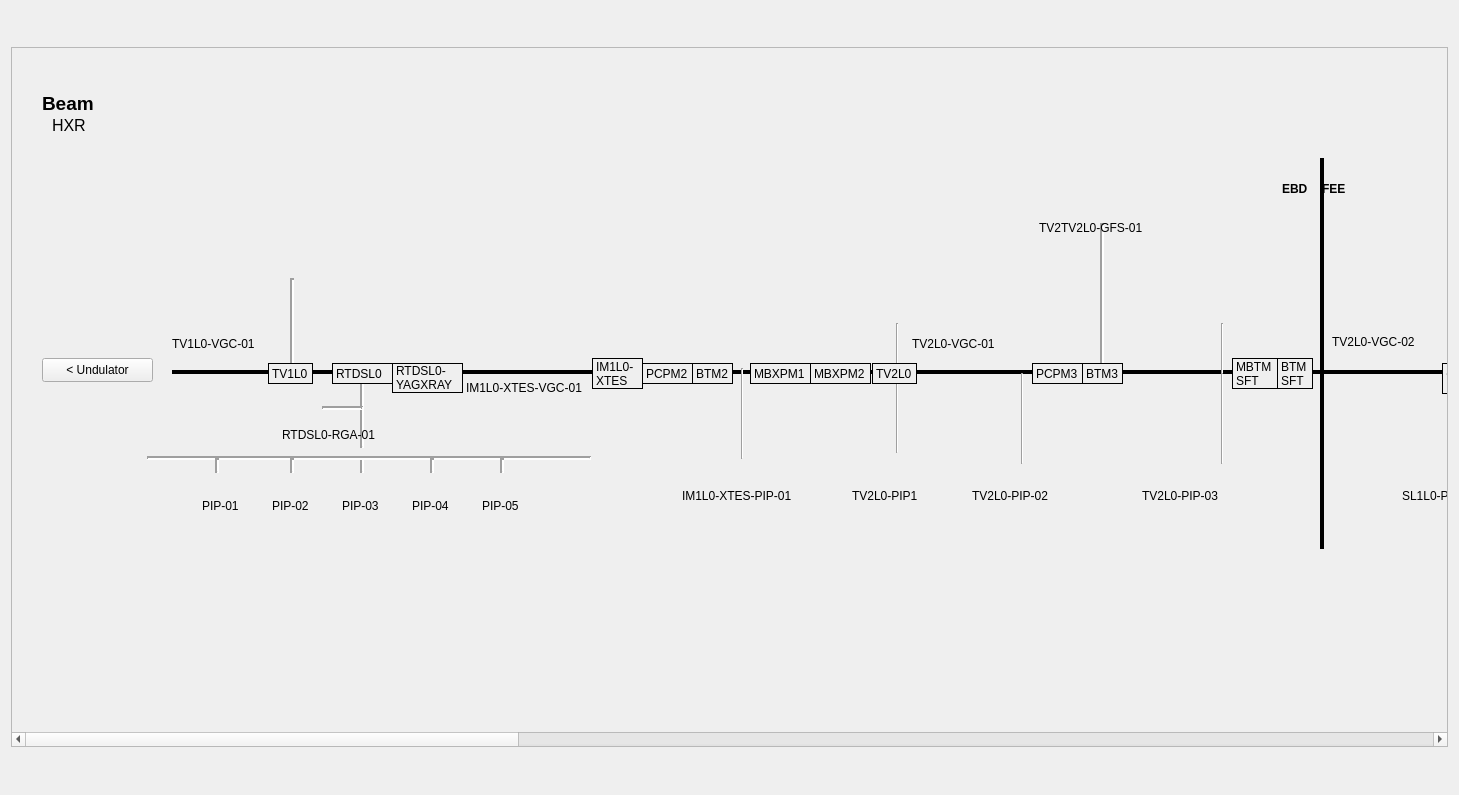
Before: the Qt Designer form screens/hxr-vac-dev.ui in pcdshub/lcls-pydm-vacuum, drawn with Qt 5.
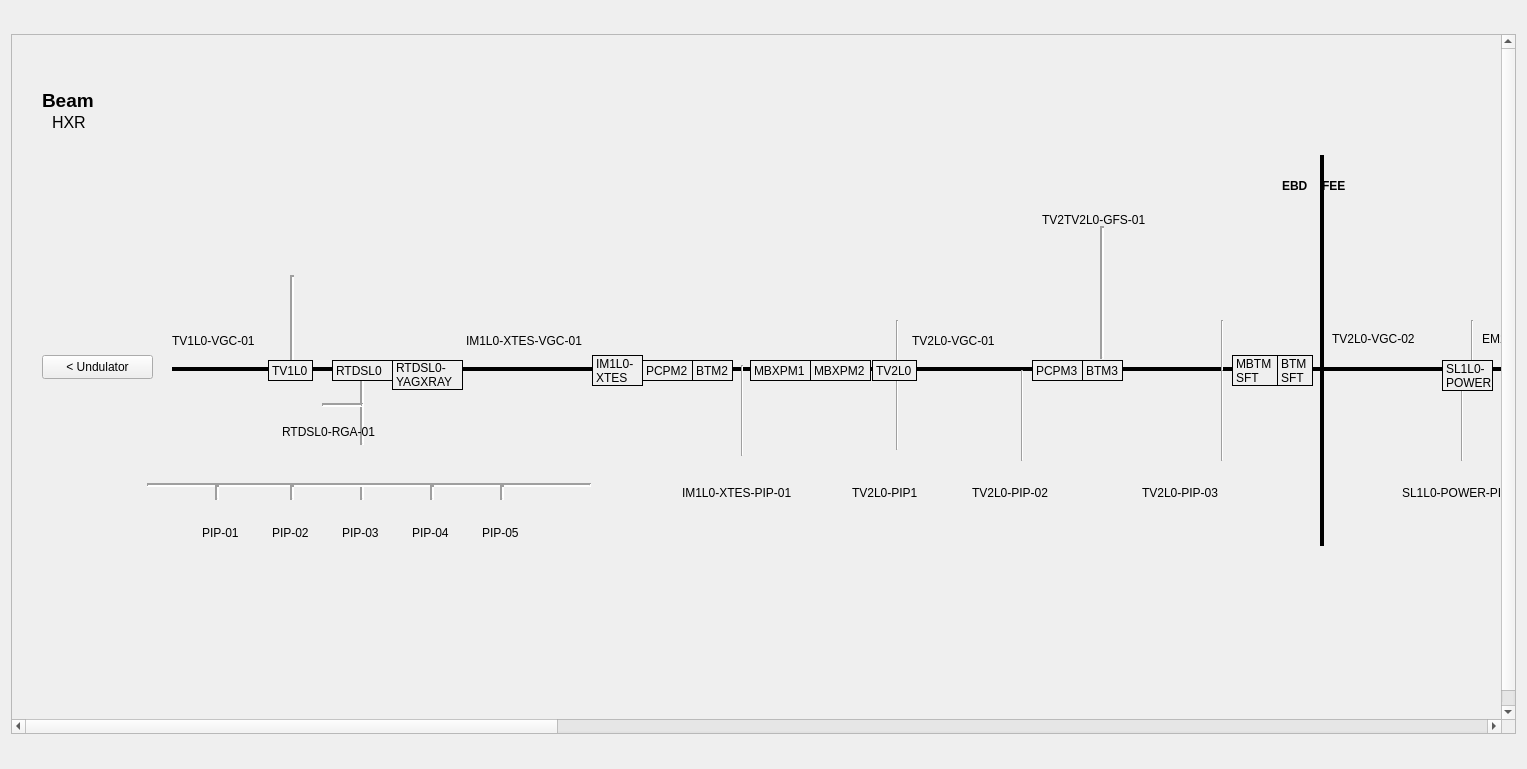
After: the same form once the commit is applied. Icons and pictures are not drawn. Custom widgets are drawn as their Qt base class.

Commit message: STY: makes taller and starts to make all controls vertical

```diff
--- a/screens/hxr-vac-dev.ui
+++ b/screens/hxr-vac-dev.ui
@@ -6,8 +6,8 @@
    <rect>
     <x>0</x>
     <y>0</y>
-    <width>1459</width>
-    <height>795</height>
+    <width>1527</width>
+    <height>769</height>
    </rect>
   </property>
   <property name="sizePolicy">
@@ -382,16 +382,16 @@
           <x>0</x>
           <y>0</y>
           <width>5100</width>
-          <height>585</height>
+          <height>700</height>
          </rect>
         </property>
         <widget class="PneumaticValve" name="TV1L0_VGC_01">
          <property name="geometry">
           <rect>
            <x>150</x>
-           <y>305</y>
-           <width>111</width>
-           <height>91</height>
+           <y>315</y>
+           <width>71</width>
+           <height>131</height>
           </rect>
          </property>
          <property name="toolTip">
@@ -408,7 +408,7 @@
          <property name="geometry">
           <rect>
            <x>320</x>
-           <y>315</y>
+           <y>325</y>
            <width>61</width>
            <height>21</height>
           </rect>
@@ -430,7 +430,7 @@
          <property name="geometry">
           <rect>
            <x>340</x>
-           <y>325</y>
+           <y>335</y>
            <width>20</width>
            <height>75</height>
           </rect>
@@ -446,7 +446,7 @@
          <property name="geometry">
           <rect>
            <x>160</x>
-           <y>314</y>
+           <y>324</y>
            <width>4366</width>
            <height>20</height>
           </rect>
@@ -465,7 +465,7 @@
          <property name="geometry">
           <rect>
            <x>135</x>
-           <y>400</y>
+           <y>440</y>
            <width>444</width>
            <height>20</height>
           </rect>
@@ -481,7 +481,7 @@
          <property name="geometry">
           <rect>
            <x>310</x>
-           <y>350</y>
+           <y>360</y>
            <width>41</width>
            <height>20</height>
           </rect>
@@ -497,7 +497,7 @@
          <property name="geometry">
           <rect>
            <x>270</x>
-           <y>230</y>
+           <y>240</y>
            <width>20</width>
            <height>90</height>
           </rect>
@@ -513,9 +513,9 @@
          <property name="geometry">
           <rect>
            <x>460</x>
-           <y>305</y>
-           <width>111</width>
-           <height>91</height>
+           <y>315</y>
+           <width>71</width>
+           <height>131</height>
           </rect>
          </property>
          <property name="toolTip">
@@ -532,7 +532,7 @@
          <property name="geometry">
           <rect>
            <x>190</x>
-           <y>410</y>
+           <y>450</y>
            <width>30</width>
            <height>15</height>
           </rect>
@@ -548,7 +548,7 @@
          <property name="geometry">
           <rect>
            <x>180</x>
-           <y>420</y>
+           <y>460</y>
            <width>60</width>
            <height>150</height>
           </rect>
@@ -573,7 +573,7 @@
          <property name="geometry">
           <rect>
            <x>270</x>
-           <y>410</y>
+           <y>450</y>
            <width>20</width>
            <height>15</height>
           </rect>
@@ -589,7 +589,7 @@
          <property name="geometry">
           <rect>
            <x>250</x>
-           <y>420</y>
+           <y>460</y>
            <width>60</width>
            <height>150</height>
           </rect>
@@ -608,7 +608,7 @@
          <property name="geometry">
           <rect>
            <x>340</x>
-           <y>410</y>
+           <y>450</y>
            <width>20</width>
            <height>15</height>
           </rect>
@@ -624,7 +624,7 @@
          <property name="geometry">
           <rect>
            <x>320</x>
-           <y>420</y>
+           <y>460</y>
            <width>60</width>
            <height>150</height>
           </rect>
@@ -646,7 +646,7 @@
          <property name="geometry">
           <rect>
            <x>480</x>
-           <y>410</y>
+           <y>450</y>
            <width>20</width>
            <height>15</height>
           </rect>
@@ -662,7 +662,7 @@
          <property name="geometry">
           <rect>
            <x>390</x>
-           <y>420</y>
+           <y>460</y>
            <width>60</width>
            <height>150</height>
           </rect>
@@ -681,7 +681,7 @@
          <property name="geometry">
           <rect>
            <x>410</x>
-           <y>410</y>
+           <y>450</y>
            <width>20</width>
            <height>15</height>
           </rect>
@@ -697,9 +697,9 @@
          <property name="geometry">
           <rect>
            <x>460</x>
-           <y>420</y>
+           <y>460</y>
            <width>60</width>
-           <height>150</height>
+           <height>151</height>
           </rect>
          </property>
          <property name="toolTip">
@@ -719,7 +719,7 @@
          <property name="geometry">
           <rect>
            <x>300</x>
-           <y>340</y>
+           <y>350</y>
            <width>40</width>
            <height>40</height>
           </rect>
@@ -738,7 +738,7 @@
          <property name="geometry">
           <rect>
            <x>720</x>
-           <y>320</y>
+           <y>330</y>
            <width>20</width>
            <height>91</height>
           </rect>
@@ -751,7 +751,7 @@
          <property name="geometry">
           <rect>
            <x>710</x>
-           <y>410</y>
+           <y>420</y>
            <width>60</width>
            <height>150</height>
           </rect>
@@ -773,7 +773,7 @@
          <property name="geometry">
           <rect>
            <x>875</x>
-           <y>325</y>
+           <y>335</y>
            <width>20</width>
            <height>80</height>
           </rect>
@@ -786,7 +786,7 @@
          <property name="geometry">
           <rect>
            <x>850</x>
-           <y>410</y>
+           <y>420</y>
            <width>60</width>
            <height>150</height>
           </rect>
@@ -808,7 +808,7 @@
          <property name="geometry">
           <rect>
            <x>875</x>
-           <y>275</y>
+           <y>285</y>
            <width>20</width>
            <height>51</height>
           </rect>
@@ -820,10 +820,10 @@
         <widget class="PneumaticValve" name="TV2L0_VGC_01">
          <property name="geometry">
           <rect>
-           <x>890</x>
-           <y>305</y>
-           <width>111</width>
-           <height>91</height>
+           <x>920</x>
+           <y>315</y>
+           <width>71</width>
+           <height>131</height>
           </rect>
          </property>
          <property name="toolTip">
@@ -840,7 +840,7 @@
          <property name="geometry">
           <rect>
            <x>1000</x>
-           <y>325</y>
+           <y>335</y>
            <width>20</width>
            <height>91</height>
           </rect>
@@ -853,7 +853,7 @@
          <property name="geometry">
           <rect>
            <x>980</x>
-           <y>410</y>
+           <y>420</y>
            <width>60</width>
            <height>150</height>
           </rect>
@@ -875,9 +875,9 @@
          <property name="geometry">
           <rect>
            <x>1080</x>
-           <y>175</y>
+           <y>191</y>
            <width>20</width>
-           <height>150</height>
+           <height>133</height>
           </rect>
          </property>
          <property name="lineWidth">
@@ -891,7 +891,7 @@
          <property name="geometry">
           <rect>
            <x>1260</x>
-           <y>110</y>
+           <y>120</y>
            <width>100</width>
            <height>391</height>
           </rect>
@@ -910,7 +910,7 @@
          <property name="geometry">
           <rect>
            <x>1270</x>
-           <y>115</y>
+           <y>125</y>
            <width>67</width>
            <height>51</height>
           </rect>
@@ -941,7 +941,7 @@
          <property name="geometry">
           <rect>
            <x>1310</x>
-           <y>115</y>
+           <y>125</y>
            <width>67</width>
            <height>51</height>
           </rect>
@@ -972,7 +972,7 @@
          <property name="geometry">
           <rect>
            <x>1200</x>
-           <y>275</y>
+           <y>285</y>
            <width>20</width>
            <height>51</height>
           </rect>
@@ -985,7 +985,7 @@
          <property name="geometry">
           <rect>
            <x>1200</x>
-           <y>325</y>
+           <y>335</y>
            <width>20</width>
            <height>91</height>
           </rect>
@@ -998,7 +998,7 @@
          <property name="geometry">
           <rect>
            <x>1180</x>
-           <y>410</y>
+           <y>420</y>
            <width>60</width>
            <height>150</height>
           </rect>
@@ -1020,7 +1020,7 @@
          <property name="geometry">
           <rect>
            <x>1325</x>
-           <y>305</y>
+           <y>315</y>
            <width>111</width>
            <height>91</height>
           </rect>
@@ -1039,7 +1039,7 @@
          <property name="geometry">
           <rect>
            <x>1450</x>
-           <y>275</y>
+           <y>285</y>
            <width>20</width>
            <height>51</height>
           </rect>
@@ -1634,7 +1634,7 @@
          <property name="geometry">
           <rect>
            <x>1440</x>
-           <y>325</y>
+           <y>335</y>
            <width>20</width>
            <height>91</height>
           </rect>
@@ -1647,7 +1647,7 @@
          <property name="geometry">
           <rect>
            <x>1420</x>
-           <y>410</y>
+           <y>420</y>
            <width>60</width>
            <height>150</height>
           </rect>
@@ -1710,10 +1710,10 @@
         <widget class="ColdCathodeGauge" name="TV2L0_GFS_02">
          <property name="geometry">
           <rect>
-           <x>1030</x>
-           <y>60</y>
+           <x>1034</x>
+           <y>25</y>
            <width>111</width>
-           <height>111</height>
+           <height>151</height>
           </rect>
          </property>
          <property name="toolTip">
@@ -1838,7 +1838,7 @@
          <property name="geometry">
           <rect>
            <x>30</x>
-           <y>20</y>
+           <y>30</y>
            <width>111</width>
            <height>21</height>
           </rect>
@@ -1851,7 +1851,7 @@
          <property name="geometry">
           <rect>
            <x>110</x>
-           <y>0</y>
+           <y>10</y>
            <width>61</width>
            <height>61</height>
           </rect>
@@ -1890,7 +1890,7 @@
          <property name="geometry">
           <rect>
            <x>30</x>
-           <y>310</y>
+           <y>320</y>
            <width>111</width>
            <height>24</height>
           </rect>
@@ -1913,7 +1913,7 @@
          <property name="geometry">
           <rect>
            <x>380</x>
-           <y>315</y>
+           <y>325</y>
            <width>71</width>
            <height>30</height>
           </rect>
@@ -1938,7 +1938,7 @@
          <property name="geometry">
           <rect>
            <x>580</x>
-           <y>310</y>
+           <y>320</y>
            <width>51</width>
            <height>31</height>
           </rect>
@@ -1963,7 +1963,7 @@
          <property name="geometry">
           <rect>
            <x>630</x>
-           <y>315</y>
+           <y>325</y>
            <width>51</width>
            <height>21</height>
           </rect>
@@ -1988,7 +1988,7 @@
          <property name="geometry">
           <rect>
            <x>738</x>
-           <y>315</y>
+           <y>325</y>
            <width>61</width>
            <height>21</height>
           </rect>
@@ -2010,7 +2010,7 @@
          <property name="geometry">
           <rect>
            <x>798</x>
-           <y>315</y>
+           <y>325</y>
            <width>61</width>
            <height>21</height>
           </rect>
@@ -2032,7 +2032,7 @@
          <property name="geometry">
           <rect>
            <x>1020</x>
-           <y>315</y>
+           <y>325</y>
            <width>51</width>
            <height>21</height>
           </rect>
@@ -2054,7 +2054,7 @@
          <property name="geometry">
           <rect>
            <x>1070</x>
-           <y>315</y>
+           <y>325</y>
            <width>41</width>
            <height>21</height>
           </rect>
@@ -2076,7 +2076,7 @@
          <property name="geometry">
           <rect>
            <x>1220</x>
-           <y>310</y>
+           <y>320</y>
            <width>46</width>
            <height>31</height>
           </rect>
@@ -2101,7 +2101,7 @@
          <property name="geometry">
           <rect>
            <x>1265</x>
-           <y>310</y>
+           <y>320</y>
            <width>36</width>
            <height>31</height>
           </rect>
@@ -2126,7 +2126,7 @@
          <property name="geometry">
           <rect>
            <x>1430</x>
-           <y>315</y>
+           <y>325</y>
            <width>51</width>
            <height>31</height>
           </rect>
@@ -3002,7 +3002,7 @@
          <property name="geometry">
           <rect>
            <x>256</x>
-           <y>315</y>
+           <y>325</y>
            <width>45</width>
            <height>21</height>
           </rect>
@@ -3024,7 +3024,7 @@
          <property name="geometry">
           <rect>
            <x>680</x>
-           <y>315</y>
+           <y>325</y>
            <width>41</width>
            <height>21</height>
           </rect>
@@ -3046,7 +3046,7 @@
          <property name="geometry">
           <rect>
            <x>860</x>
-           <y>315</y>
+           <y>325</y>
            <width>45</width>
            <height>21</height>
           </rect>
@@ -3068,7 +3068,7 @@
          <property name="geometry">
           <rect>
            <x>1480</x>
-           <y>305</y>
+           <y>315</y>
            <width>111</width>
            <height>91</height>
           </rect>
@@ -3108,7 +3108,7 @@
            <x>160</x>
            <y>160</y>
            <width>201</width>
-           <height>125</height>
+           <height>141</height>
           </rect>
          </property>
          <property name="toolTip">
@@ -3134,7 +3134,7 @@
          <property name="geometry">
           <rect>
            <x>160</x>
-           <y>286</y>
+           <y>296</y>
            <width>101</width>
            <height>20</height>
           </rect>
@@ -3147,7 +3147,7 @@
          <property name="geometry">
           <rect>
            <x>454</x>
-           <y>330</y>
+           <y>296</y>
            <width>131</width>
            <height>20</height>
           </rect>
@@ -3160,7 +3160,7 @@
          <property name="geometry">
           <rect>
            <x>900</x>
-           <y>286</y>
+           <y>296</y>
            <width>111</width>
            <height>20</height>
           </rect>
@@ -3173,7 +3173,7 @@
          <property name="geometry">
           <rect>
            <x>270</x>
-           <y>377</y>
+           <y>387</y>
            <width>111</width>
            <height>20</height>
           </rect>
@@ -3186,7 +3186,7 @@
          <property name="geometry">
           <rect>
            <x>190</x>
-           <y>450</y>
+           <y>490</y>
            <width>41</width>
            <height>16</height>
           </rect>
@@ -3199,7 +3199,7 @@
          <property name="geometry">
           <rect>
            <x>400</x>
-           <y>450</y>
+           <y>490</y>
            <width>41</width>
            <height>16</height>
           </rect>
@@ -3212,7 +3212,7 @@
          <property name="geometry">
           <rect>
            <x>330</x>
-           <y>450</y>
+           <y>490</y>
            <width>41</width>
            <height>16</height>
           </rect>
@@ -3225,7 +3225,7 @@
          <property name="geometry">
           <rect>
            <x>470</x>
-           <y>450</y>
+           <y>490</y>
            <width>41</width>
            <height>16</height>
           </rect>
@@ -3238,7 +3238,7 @@
          <property name="geometry">
           <rect>
            <x>260</x>
-           <y>450</y>
+           <y>490</y>
            <width>41</width>
            <height>16</height>
           </rect>
@@ -3251,9 +3251,9 @@
          <property name="geometry">
           <rect>
            <x>770</x>
-           <y>160</y>
-           <width>174</width>
-           <height>125</height>
+           <y>150</y>
+           <width>201</width>
+           <height>151</height>
           </rect>
          </property>
          <property name="toolTip">
@@ -3276,9 +3276,9 @@
          <property name="geometry">
           <rect>
            <x>1110</x>
-           <y>160</y>
+           <y>170</y>
            <width>174</width>
-           <height>125</height>
+           <height>141</height>
           </rect>
          </property>
          <property name="toolTip">
@@ -3298,7 +3298,7 @@
          <property name="geometry">
           <rect>
            <x>1350</x>
-           <y>160</y>
+           <y>170</y>
            <width>174</width>
            <height>125</height>
           </rect>
@@ -3499,7 +3499,7 @@
          <property name="geometry">
           <rect>
            <x>670</x>
-           <y>440</y>
+           <y>450</y>
            <width>121</width>
            <height>16</height>
           </rect>
@@ -3512,7 +3512,7 @@
          <property name="geometry">
           <rect>
            <x>840</x>
-           <y>440</y>
+           <y>450</y>
            <width>81</width>
            <height>16</height>
           </rect>
@@ -3525,7 +3525,7 @@
          <property name="geometry">
           <rect>
            <x>960</x>
-           <y>440</y>
+           <y>450</y>
            <width>111</width>
            <height>16</height>
           </rect>
@@ -3538,7 +3538,7 @@
          <property name="geometry">
           <rect>
            <x>1130</x>
-           <y>440</y>
+           <y>450</y>
            <width>111</width>
            <height>16</height>
           </rect>
@@ -3550,8 +3550,8 @@
         <widget class="QLabel" name="label_23">
          <property name="geometry">
           <rect>
-           <x>1027</x>
-           <y>170</y>
+           <x>1030</x>
+           <y>175</y>
            <width>121</width>
            <height>20</height>
           </rect>
@@ -3564,7 +3564,7 @@
          <property name="geometry">
           <rect>
            <x>1320</x>
-           <y>286</y>
+           <y>296</y>
            <width>101</width>
            <height>16</height>
           </rect>
@@ -3577,7 +3577,7 @@
          <property name="geometry">
           <rect>
            <x>1390</x>
-           <y>440</y>
+           <y>450</y>
            <width>141</width>
            <height>16</height>
           </rect>
@@ -3590,7 +3590,7 @@
          <property name="geometry">
           <rect>
            <x>1470</x>
-           <y>286</y>
+           <y>296</y>
            <width>141</width>
            <height>16</height>
           </rect>
@@ -3900,7 +3900,7 @@
          <property name="geometry">
           <rect>
            <x>1480</x>
-           <y>20</y>
+           <y>30</y>
            <width>111</width>
            <height>21</height>
           </rect>
@@ -3945,7 +3945,7 @@
          <property name="geometry">
           <rect>
            <x>30</x>
-           <y>40</y>
+           <y>50</y>
            <width>71</width>
            <height>31</height>
           </rect>
@@ -3977,7 +3977,7 @@
          <property name="geometry">
           <rect>
            <x>40</x>
-           <y>70</y>
+           <y>80</y>
            <width>59</width>
            <height>15</height>
           </rect>
@@ -3995,7 +3995,7 @@
          <property name="geometry">
           <rect>
            <x>0</x>
-           <y>20</y>
+           <y>30</y>
            <width>111</width>
            <height>21</height>
           </rect>
```
Left out of the diff: 250 changed lines with no effect on the pictures.
